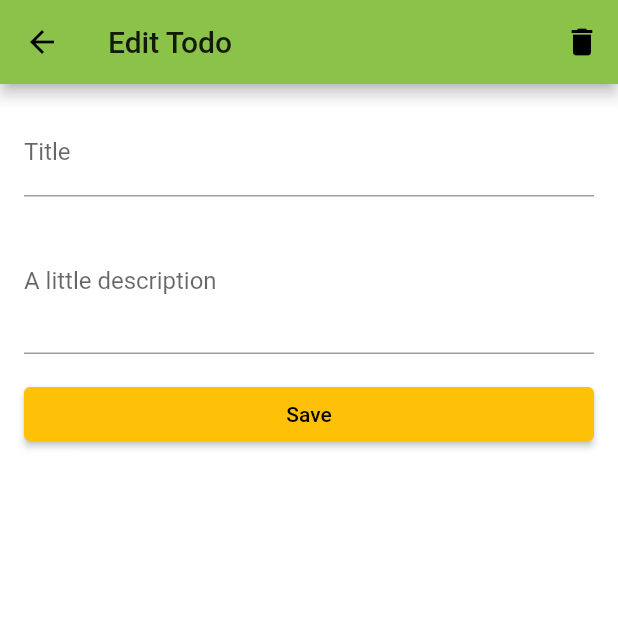
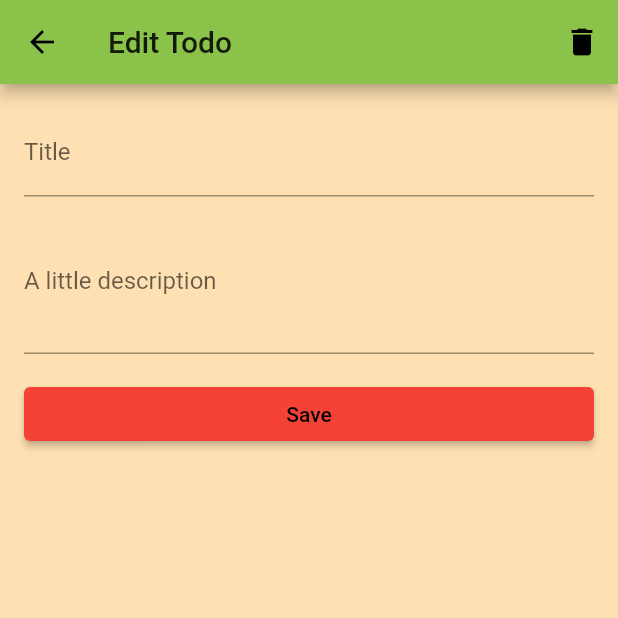
Before and after one commit to sai0212/checksir_TODOAPP, a Flutter app: the EditTodoPage screen opened directly with empty values, on a phone screen of 412 x 824 dp, the top half of it. Run offline on Flutter 3.47's test engine with Material 2 defaults, Android fonts, the phone set to English and light mode, and no system bars; our stand-ins replace cloud_firestore, firebase_core, flutter_slidable; accounts and stored records are empty.

Commit message:
first commit

```diff
--- a/lib/main.dart
+++ b/lib/main.dart
@@ -22,7 +22,7 @@ class MyApp extends StatelessWidget {
           title: title,
           theme: ThemeData(
             primarySwatch: Colors.lightGreen,
-            scaffoldBackgroundColor: Colors.white,
+            scaffoldBackgroundColor: Colors.orange[100],
           ),
           home: HomePage(),
         ),
--- a/lib/page/home_page.dart
+++ b/lib/page/home_page.dart
@@ -71,7 +71,7 @@ class _HomePageState extends State<HomePage> {
         shape: RoundedRectangleBorder(
           borderRadius: BorderRadius.circular(20),
         ),
-        backgroundColor: Colors.amberAccent,
+        backgroundColor: Colors.amber[700],
         onPressed: () => showDialog(
           context: context,
           builder: (context) => AddTodoDialogWidget(),
--- a/lib/widget/todo_form_widget.dart
+++ b/lib/widget/todo_form_widget.dart
@@ -60,7 +60,7 @@ class TodoFormWidget extends StatelessWidget {
         width: double.infinity,
         child: ElevatedButton(
           style: ButtonStyle(
-            backgroundColor: MaterialStateProperty.all(Colors.amber),
+            backgroundColor: MaterialStateProperty.all(Colors.red),
           ),
           onPressed: onSavedTodo,
           child: Text('Save'),
```
